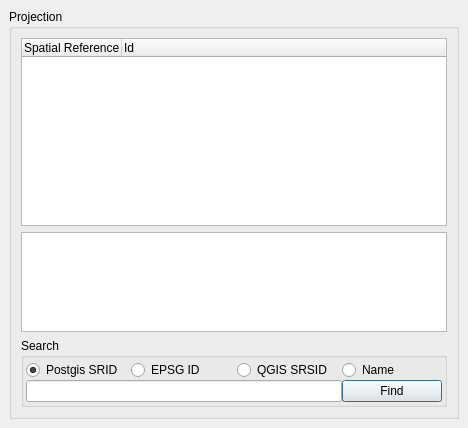
Above: src/ui/qgsprojectionselectorbase.ui from qgis/QGIS before the change. Below: the same form after it.
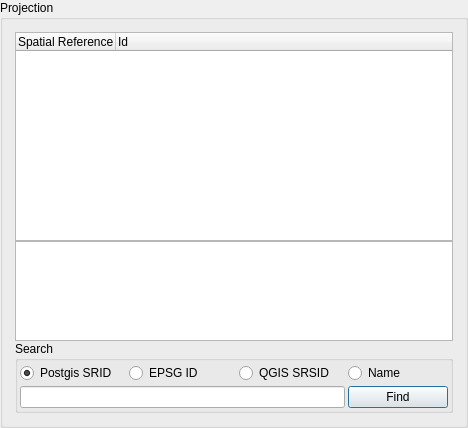
That is the form after the change. Icons and pictures are not drawn.

Commit message: Revisions to improve gui layout and useability. Note the custom projection navigation buttons are temporary and will be updated shortly with icons.

Patch:
```diff
--- a/src/ui/qgsprojectionselectorbase.ui
+++ b/src/ui/qgsprojectionselectorbase.ui
@@ -13,9 +13,7 @@
    </rect>
   </property>
   <property name="sizePolicy" >
-   <sizepolicy>
-    <hsizetype>7</hsizetype>
-    <vsizetype>5</vsizetype>
+   <sizepolicy vsizetype="Preferred" hsizetype="Expanding" >
     <horstretch>0</horstretch>
     <verstretch>0</verstretch>
    </sizepolicy>
@@ -27,18 +25,28 @@
    <iconset/>
   </property>
   <layout class="QGridLayout" >
-   <property name="margin" >
-    <number>9</number>
+   <property name="leftMargin" >
+    <number>0</number>
    </property>
-   <property name="spacing" >
-    <number>6</number>
+   <property name="topMargin" >
+    <number>0</number>
+   </property>
+   <property name="rightMargin" >
+    <number>0</number>
+   </property>
+   <property name="bottomMargin" >
+    <number>0</number>
+   </property>
+   <property name="horizontalSpacing" >
+    <number>0</number>
+   </property>
+   <property name="verticalSpacing" >
+    <number>0</number>
    </property>
    <item row="0" column="0" >
     <widget class="QGroupBox" name="groupBox_2" >
      <property name="sizePolicy" >
-      <sizepolicy>
-       <hsizetype>7</hsizetype>
-       <vsizetype>7</vsizetype>
+      <sizepolicy vsizetype="Expanding" hsizetype="Expanding" >
        <horstretch>0</horstretch>
        <verstretch>0</verstretch>
       </sizepolicy>
@@ -47,18 +55,28 @@
       <string>Projection</string>
      </property>
      <layout class="QGridLayout" >
-      <property name="margin" >
-       <number>9</number>
+      <property name="leftMargin" >
+       <number>12</number>
       </property>
-      <property name="spacing" >
-       <number>6</number>
+      <property name="topMargin" >
+       <number>12</number>
+      </property>
+      <property name="rightMargin" >
+       <number>12</number>
+      </property>
+      <property name="bottomMargin" >
+       <number>12</number>
+      </property>
+      <property name="horizontalSpacing" >
+       <number>0</number>
+      </property>
+      <property name="verticalSpacing" >
+       <number>0</number>
       </property>
       <item row="2" column="0" >
        <widget class="QGroupBox" name="groupBox" >
         <property name="sizePolicy" >
-         <sizepolicy>
-          <hsizetype>3</hsizetype>
-          <vsizetype>1</vsizetype>
+         <sizepolicy vsizetype="Minimum" hsizetype="MinimumExpanding" >
           <horstretch>0</horstretch>
           <verstretch>0</verstretch>
          </sizepolicy>
@@ -70,8 +88,20 @@
          <property name="margin" >
           <number>2</number>
          </property>
-         <property name="spacing" >
-          <number>0</number>
+         <property name="topMargin" >
+          <number>2</number>
+         </property>
+         <property name="rightMargin" >
+          <number>2</number>
+         </property>
+         <property name="bottomMargin" >
+          <number>2</number>
+         </property>
+         <property name="horizontalSpacing" >
+          <number>3</number>
+         </property>
+         <property name="verticalSpacing" >
+          <number>3</number>
          </property>
          <item row="1" column="3" >
           <widget class="QPushButton" name="pbnFind" >
@@ -153,9 +183,7 @@
       <item row="1" column="0" >
        <widget class="QTextEdit" name="teProjection" >
         <property name="sizePolicy" >
-         <sizepolicy>
-          <hsizetype>7</hsizetype>
-          <vsizetype>7</vsizetype>
+         <sizepolicy vsizetype="Expanding" hsizetype="Expanding" >
           <horstretch>0</horstretch>
           <verstretch>0</verstretch>
          </sizepolicy>
```
Left out of the diff: 6 changed lines with no effect on the pictures. The commit also changes 1 other file.
